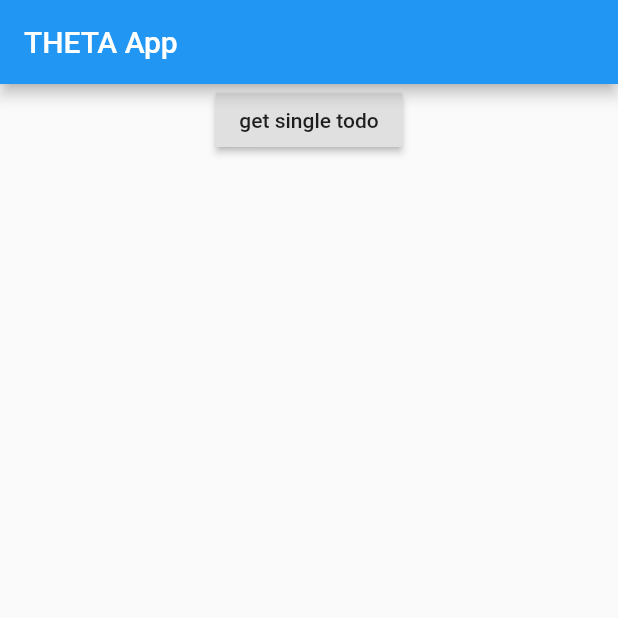
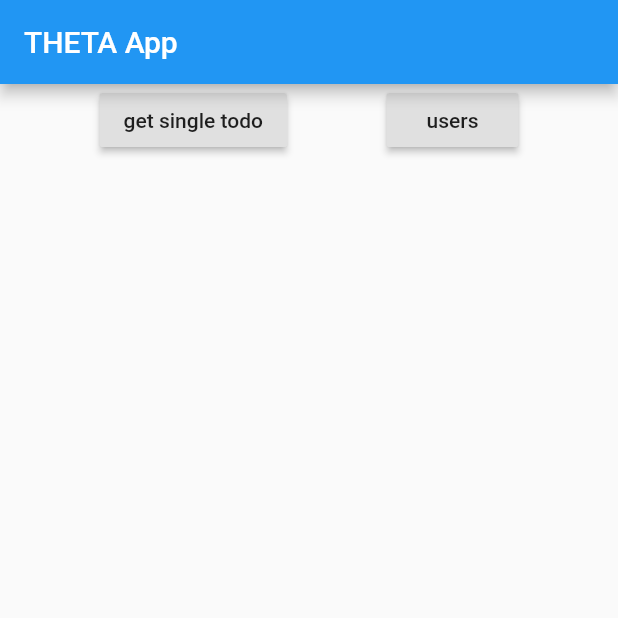
Before and after one commit to codetricity/minimal_flutter_provider, a Flutter app: the screen it shows after launch, on a phone screen of 412 x 824 dp, the top half of it. Run offline on Flutter 3.47's test engine with Material 2 defaults, Android fonts, the phone set to English and light mode, and no system bars.

Commit message:
added example of SingleChildScrollView

```diff
--- a/lib/main.dart
+++ b/lib/main.dart
@@ -45,6 +45,9 @@ class MyHomePage extends StatelessWidget {
       body: Center(
         child: Column(
           children: <Widget>[
+            Row(
+              mainAxisAlignment: MainAxisAlignment.spaceEvenly,
+              children: [
                 RaisedButton(
                   onPressed: () async {
                     var url = 'https://jsonplaceholder.typicode.com/todos/1';
@@ -56,7 +59,25 @@ class MyHomePage extends StatelessWidget {
                   },
                   child: Text('get single todo'),
                 ),
+                RaisedButton(
+                  onPressed: () async {
+                    var url = 'https://jsonplaceholder.typicode.com/users';
+                    var fullResponse = await http.get(url);
+                    String responseBody = fullResponse.body;
+                    context
+                        .read<MainResponseWindow>()
+                        .updateResponseWindow(responseBody);
+                  },
+                  child: Text('users'),
+                ),
+              ],
+            ),
+            Expanded(
+              child: SingleChildScrollView(
+                child:
                     Text(Provider.of<MainResponseWindow>(context).responseText),
+              ),
+            ),
           ],
         ),
       ),
```
Also changed, not shown: doc/image/scrolling.gif (added), 1 other file. Lines whose indentation alone changed are shown as unchanged.
